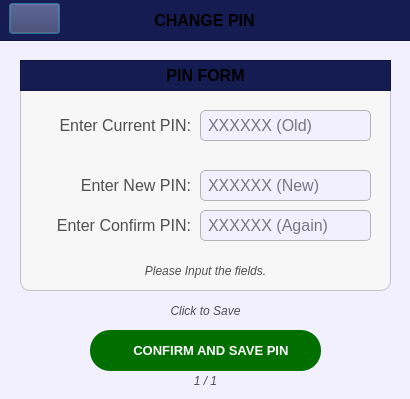
First picture: the form in Views/PopUp/Screen_Dashboard/changepin.ui, repository Yohhannn/Barangay-Records-Statistics-System, before the edit.
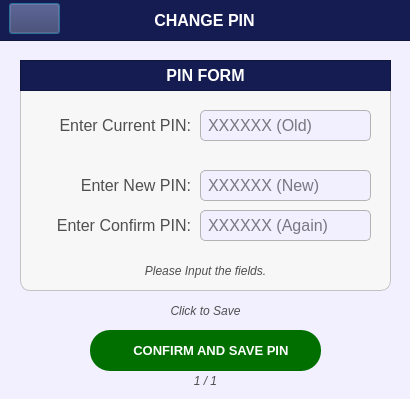
Second picture: the form after the edit. Icons and pictures are not drawn.

Patch:
```diff
--- a/Views/PopUp/Screen_Dashboard/changepin.ui
+++ b/Views/PopUp/Screen_Dashboard/changepin.ui
@@ -61,7 +61,7 @@
      </font>
     </property>
     <property name="styleSheet">
-     <string notr="true">#label_tableTitleDashboard {
+     <string notr="true">#label_titleAdminOverride {
 	background-color: transparent;
 	color: #FFFFFF;
 }
@@ -350,7 +350,7 @@
       </font>
      </property>
      <property name="styleSheet">
-      <string notr="true">#label_title{
+      <string notr="true">#label_title_4{
 	background-color:transparent;
 	color: rgb(255, 255, 255);
 }</string>
```
